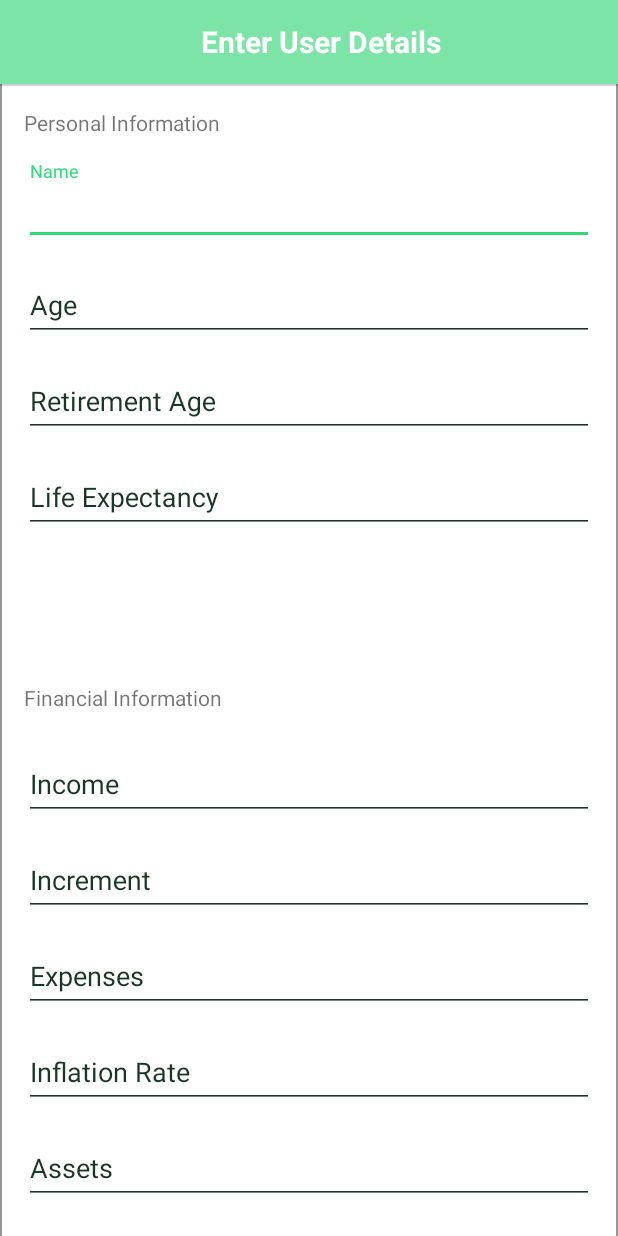
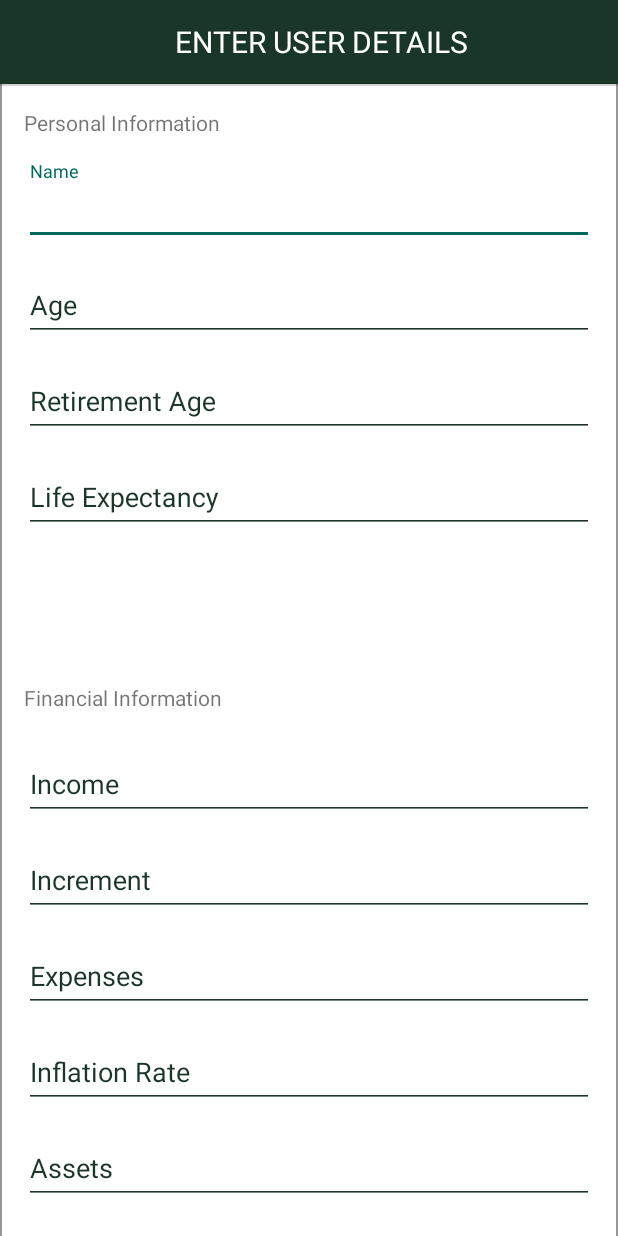
Before and after one commit to guowang94/Mobile-Application, an Android app: the screen it shows after launch once a user with an empty profile is signed in (FormActivity), on a phone screen of 412 x 824 dp. Run offline under Robolectric (Android 15) with nearby library versions, the light colour scheme and no system bars; our stand-ins replace Firebase (no records; nobody signed in at launch, a user with empty details on screens opened directly); libraries missing offline, so code that uses them is left out: co.ceryle.segmentedbutton; plain views replace SegmentedButton, SegmentedButtonGroup; 2 statements that could not run were skipped.

Commit message:
Change color for toolbar

```diff
--- a/app/src/main/res/layout/toolbar_layout.xml
+++ b/app/src/main/res/layout/toolbar_layout.xml
@@ -16,7 +16,7 @@
         android:gravity="center"
         android:textColor="@color/white"
         android:textSize="20sp"
-        android:textStyle="bold"
+        android:textAllCaps="true"
         tools:text="@string/template_text" />
 
 </android.support.v7.widget.Toolbar>
--- a/app/src/main/res/values/colors.xml
+++ b/app/src/main/res/values/colors.xml
@@ -2,10 +2,10 @@
 <resources>
     <color name="colorPrimary">#7BE4A6</color>
     <color name="colorPrimaryDark">#193628</color>
-    <color name="colorAccent">#33D87A</color>
+    <color name="colorAccent">#00695C</color>
     <color name="incomeGraph">#55A8FE</color>
     <color name="expensesGraph">#7F55A8FE</color>
-    <color name="actionBar">#7BE4A6</color>
+    <color name="actionBar">#193628</color>
     <color name="summary_action_bar">#00FFFFFF</color>
     <color name="white">#FFFFFF</color>
     <color name="black">#000000</color>
```
Also changed, not shown: 1 other file.
